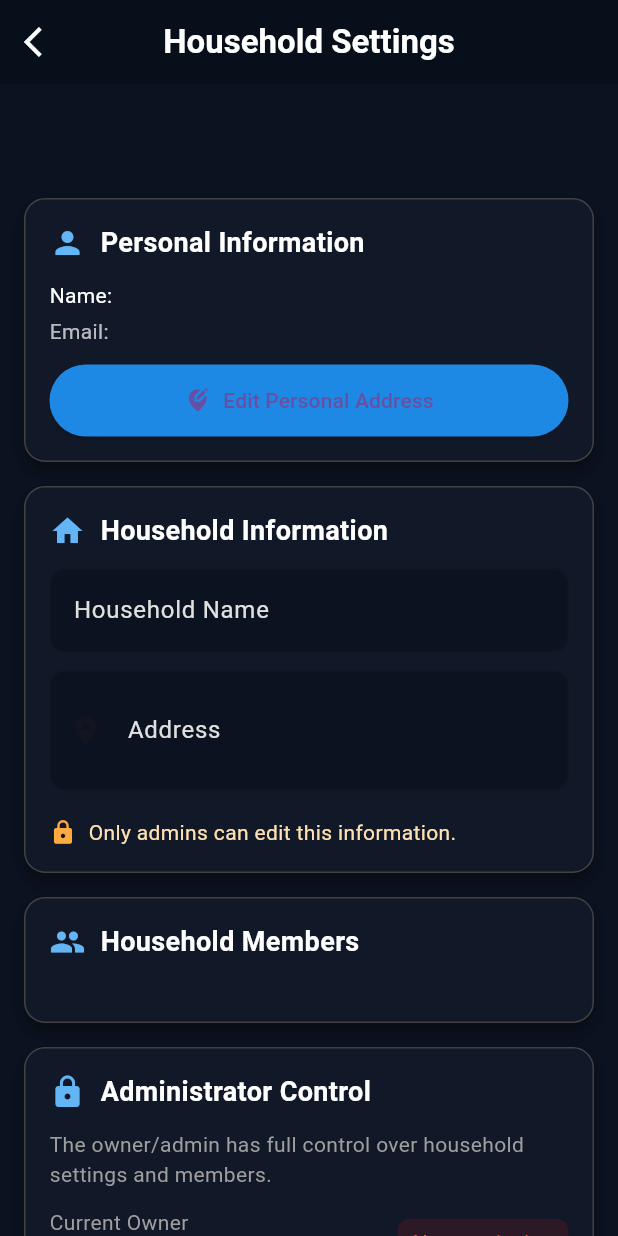
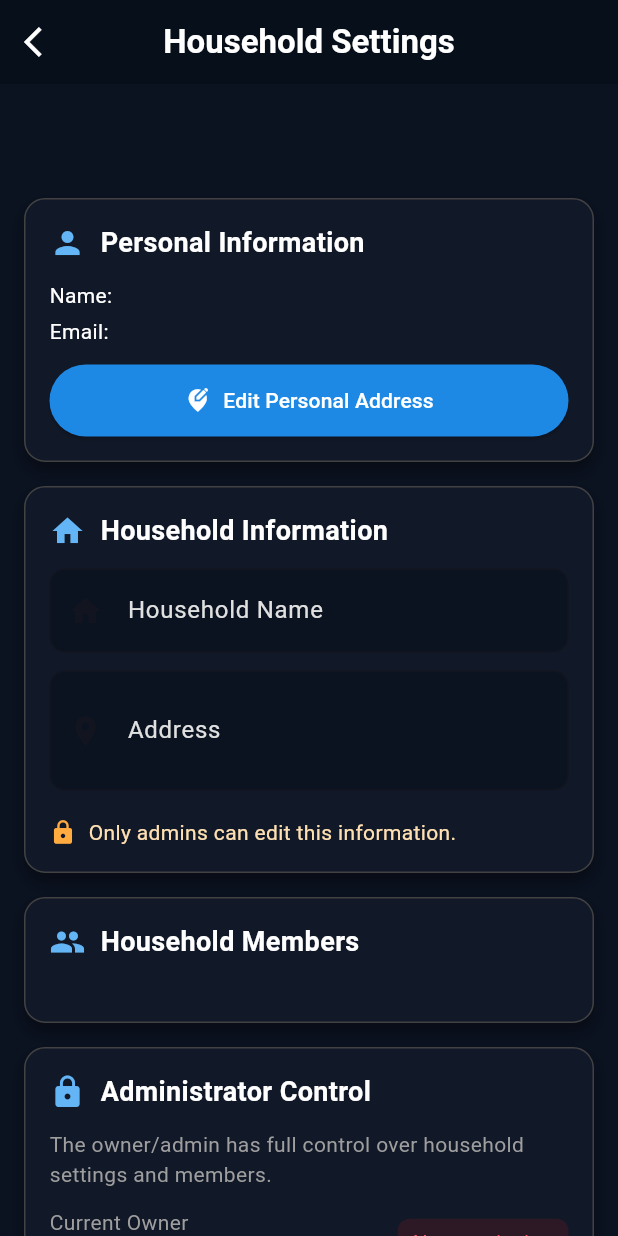
Before and after one commit to maozedoggo/FYP_Smahorz, a Flutter app: the SettingsPage screen opened directly, on a phone screen of 412 x 824 dp. Run offline on Flutter 3.47's test engine with Material 3 defaults, Android fonts, the phone set to English and light mode, and no system bars; our stand-ins replace cloud_firestore, firebase_auth, firebase_core, firebase_storage, flutter_advanced_drawer, image_picker and 1 more; accounts and stored records are empty.

Commit message:
Change colors for texts

```diff
--- a/lib/views/pages/settings-page/settings_page.dart
+++ b/lib/views/pages/settings-page/settings_page.dart
@@ -682,7 +682,7 @@ class _SettingsPageState extends State<SettingsPage> {
                   const SizedBox(height: 4),
                   Text(
                     "Email: $email",
-                    style: const TextStyle(color: Colors.white70),
+                    style: const TextStyle(color: Colors.white),
                   ),
                   const SizedBox(height: 12),
 
@@ -755,8 +755,11 @@ class _SettingsPageState extends State<SettingsPage> {
                   );
                 }
               },
-              icon: const Icon(Icons.edit_location_alt),
-              label: const Text("Edit Personal Address"),
+              icon: const Icon(Icons.edit_location_alt, color: Colors.white),
+              label: const Text(
+                "Edit Personal Address",
+                style: TextStyle(color: Colors.white),
+              ),
               style: ElevatedButton.styleFrom(
                 backgroundColor: Colors.blue.shade600,
                 padding: const EdgeInsets.symmetric(vertical: 14),
@@ -786,6 +789,7 @@ class _SettingsPageState extends State<SettingsPage> {
             enabled: canEdit && !isSavingHousehold,
             style: const TextStyle(color: Colors.white),
             decoration: InputDecoration(
+              prefixIcon: const Icon(Icons.home),
               labelText: "Household Name",
               labelStyle: TextStyle(color: Colors.grey.shade300),
               filled: true,
@@ -1078,8 +1082,8 @@ class _SettingsPageState extends State<SettingsPage> {
                                 color: Colors.white,
                               ),
                             )
-                          : const Icon(Icons.send),
-                      label: const Text("Send"),
+                          : const Icon(Icons.send, color: Colors.white,),
+                      label: const Text("Send", style: TextStyle(color: Colors.white),),
                       style: ElevatedButton.styleFrom(
                         backgroundColor: Colors.blue.shade600,
                         padding: const EdgeInsets.symmetric(
@@ -1181,7 +1185,7 @@ class _SettingsPageState extends State<SettingsPage> {
                                   _transferOwnership(selected);
                                 }
                               },
-                              child: const Text("Transfer Owner"),
+                              child: const Text("Transfer Owner", style: TextStyle(color: Color(0xFF111827)),),
                             )
                           else
                             Container(
@@ -1258,7 +1262,7 @@ class _SettingsPageState extends State<SettingsPage> {
                       Align(
                         alignment: Alignment.centerLeft,
                         child: Text(
-                          householdName ?? "Settings",
+                          householdName ?? "",
                           style: const TextStyle(
                             color: Colors.white,
                             fontSize: 28,
@@ -1281,8 +1285,8 @@ class _SettingsPageState extends State<SettingsPage> {
                             Center(
                               child: ElevatedButton.icon(
                                 onPressed: _createHouseholdDialog,
-                                icon: const Icon(Icons.add_home_work),
-                                label: const Text("Create Household"),
+                                icon: const Icon(Icons.add_home_work, color: Colors.white,),
+                                label: const Text("Create Household", style: TextStyle(color: Colors.white),),
                                 style: ElevatedButton.styleFrom(
                                   backgroundColor: Colors.blue.shade600,
                                   padding: const EdgeInsets.symmetric(
@@ -1308,15 +1312,10 @@ class _SettingsPageState extends State<SettingsPage> {
                             // Leave household button
                             ElevatedButton.icon(
                               onPressed: _leaveHousehold,
-                              icon: const Icon(Icons.logout),
-                              label: const Text("Leave Household"),
+                              icon: const Icon(Icons.logout, color: Colors.white,),
+                              label: const Text("Leave Household", style: TextStyle(color: Colors.white),),
                               style: ElevatedButton.styleFrom(
-                                backgroundColor: const Color.fromARGB(
-                                  255,
-                                  131,
-                                  125,
-                                  125,
-                                ),
+                                backgroundColor: const Color.fromARGB(255, 199, 58, 58),
                                 padding: const EdgeInsets.symmetric(
                                   vertical: 14,
                                   horizontal: 18,
```
